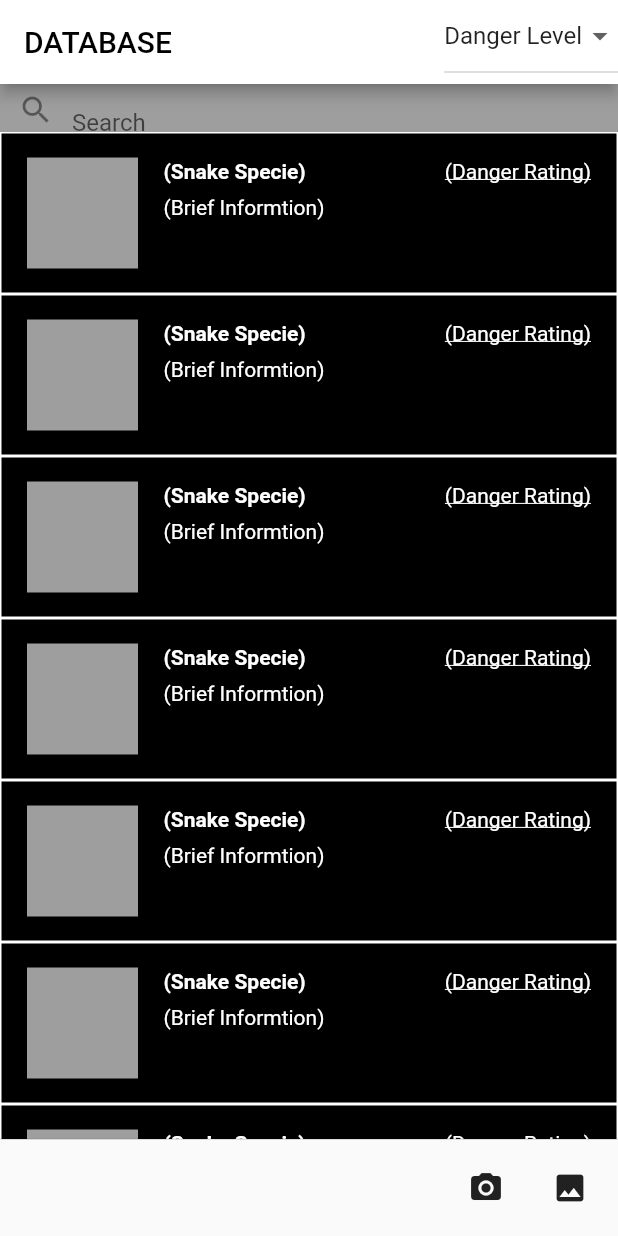
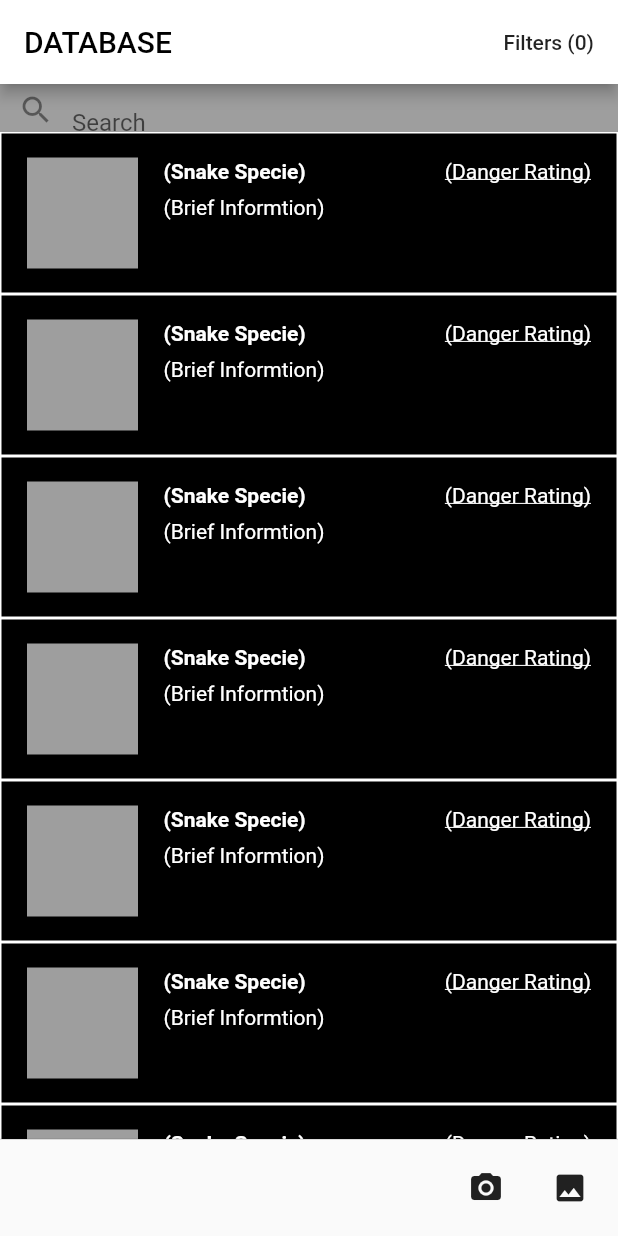
Before and after one commit to aaaldaco2002/snake_charmer, a Flutter app: the screen it shows after launch, on a phone screen of 412 x 824 dp. Run offline on Flutter 3.47's test engine with Material 2 defaults, Android fonts, the phone set to English and light mode, and no system bars; our stand-ins replace image_picker.

Commit message:
switched back to previous filter button and added a variable to count how many active filters there are and displays that value for the user.

```diff
--- a/lib/main.dart
+++ b/lib/main.dart
@@ -49,7 +49,7 @@ class MyHomePage extends StatefulWidget {
 }
 
 class _MyHomePageState extends State<MyHomePage> {
-  String dropdownValue = 'Danger Level';
+  int activeFilters = 0;
 
   Future getImage() async {
     var image = await ImagePicker.pickImage(source: ImageSource.camera);
@@ -76,23 +76,14 @@ class _MyHomePageState extends State<MyHomePage> {
             )),
         backgroundColor: Colors.white,
         actions: <Widget>[
-          DropdownButton<String> (
-            value: dropdownValue,
-            onChanged: (String newValue) {
-              setState(() {
-                dropdownValue = newValue;
-              });
-            },
-            items: <String>['Danger Level', 'Specie', 'Size', 'Location', 'No Filter']
-                .map<DropdownMenuItem<String>>((String value) {
-              return DropdownMenuItem<String>(
-                value: value,
-                child: Text(value),
-              );
-            })
-                .toList(),
-          )
-        ],
+          FlatButton(
+            child: Text('Filters (' + activeFilters.toString() +')'),
+    onPressed: (){
+
+    },
+
+      ),
+      ],
       ),
       body: Container(
         width: MediaQuery.of(context).size.width,
```
